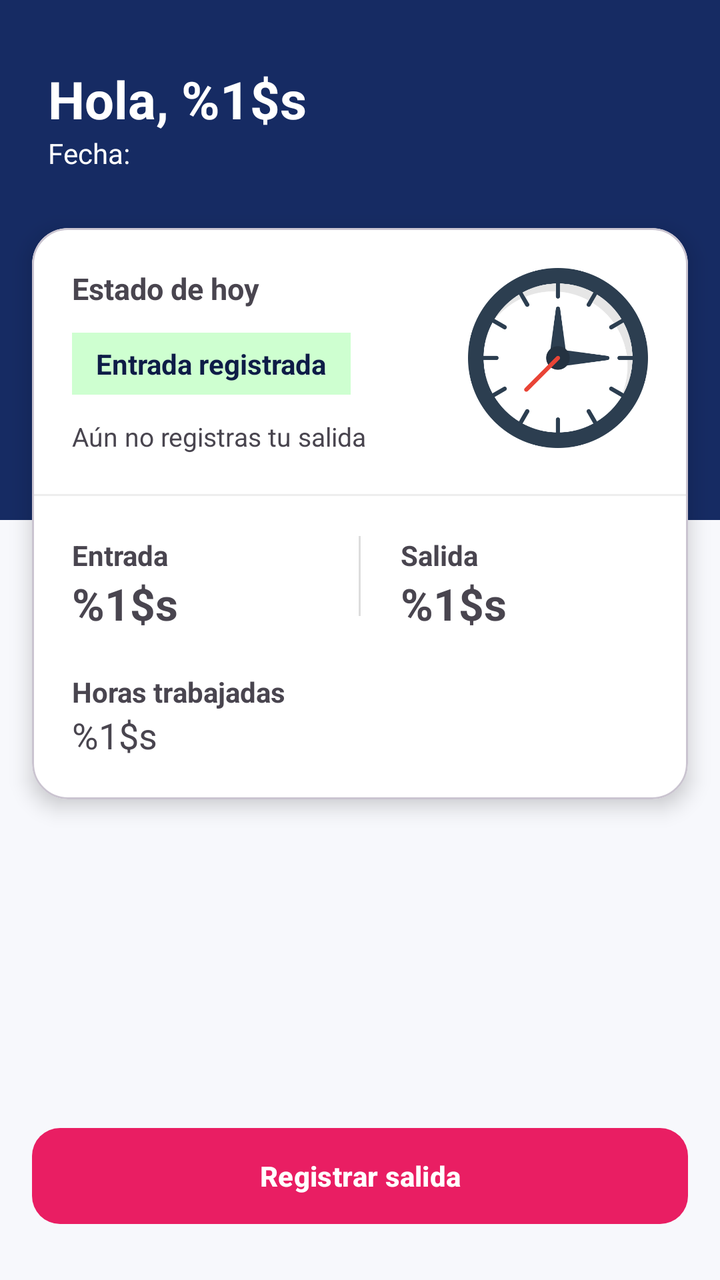
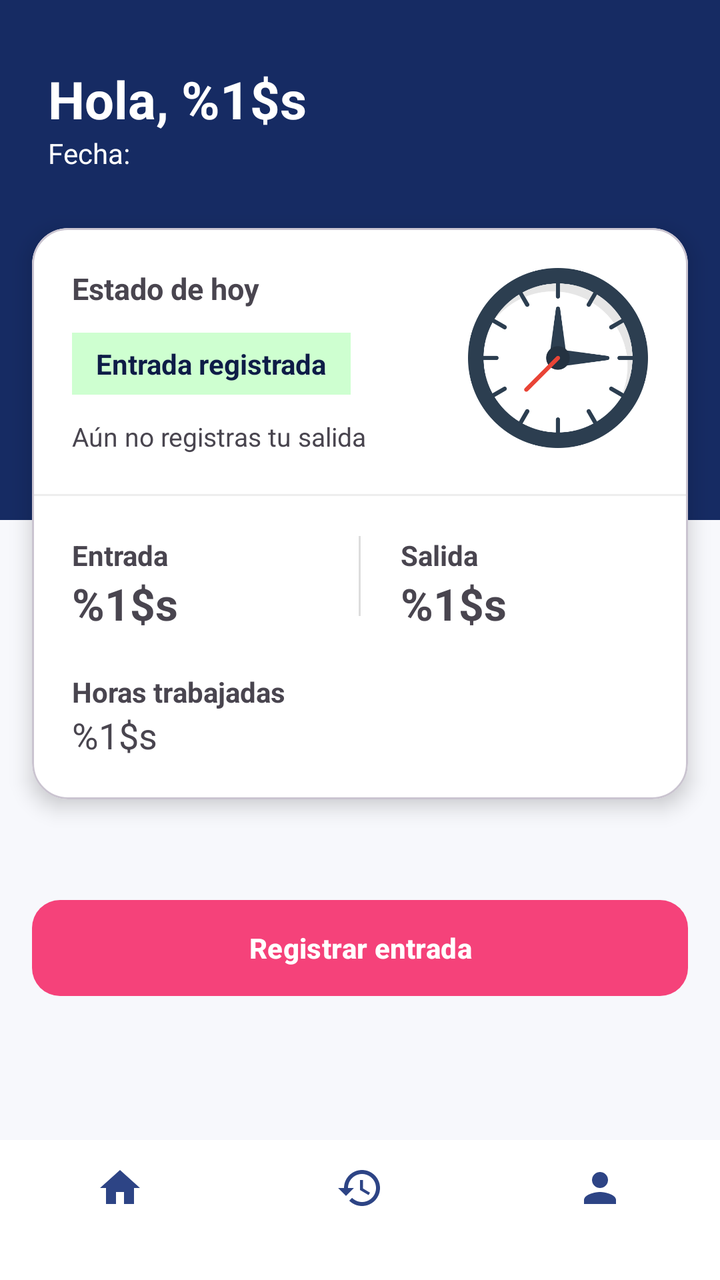

The first picture is an Android layout as it rendered before a commit; the second is the same layout after the commit. The layout source and the unified diff follow.
<!-- AndroidManifest.xml: application theme Theme.MyAttendanceApp -->
<!-- res/layout/activity_dashboard.xml -->
<?xml version="1.0" encoding="utf-8"?>
<androidx.constraintlayout.widget.ConstraintLayout
    xmlns:android="http://schemas.android.com/apk/res/android"
    xmlns:app="http://schemas.android.com/apk/res-auto"
    xmlns:tools="http://schemas.android.com/tools"
    android:id="@+id/main"
    android:layout_width="match_parent"
    android:layout_height="match_parent"
    android:background="@color/background"
    tools:context=".DashboardActivity">

    <View
        android:id="@+id/headerBackground"
        android:layout_width="0dp"
        android:layout_height="260dp"
        android:background="@color/azul"
        app:layout_constraintTop_toTopOf="parent"
        app:layout_constraintStart_toStartOf="parent"
        app:layout_constraintEnd_toEndOf="parent"/>

    

    <TextView
        android:id="@+id/txtSaludo"
        android:layout_width="wrap_content"
        android:layout_height="wrap_content"
        android:layout_marginStart="24dp"
        android:layout_marginTop="32dp"
        android:text="@string/mensaje_bienvenida"
        android:textColor="@android:color/white"
        android:textSize="26sp"
        android:textStyle="bold"
        app:layout_constraintStart_toStartOf="parent"
        app:layout_constraintTop_toTopOf="parent"/>

    

    <TextView
        android:id="@+id/txtFecha"
        android:layout_width="wrap_content"
        android:layout_height="wrap_content"
        android:text="@string/fecha"
        android:textColor="@android:color/white"
        android:textSize="14sp"
        app:layout_constraintStart_toStartOf="@id/txtSaludo"
        app:layout_constraintTop_toBottomOf="@id/txtSaludo"/>


    <com.google.android.material.card.MaterialCardView
        android:id="@+id/cardAsistencia"
        android:layout_width="0dp"
        android:layout_height="wrap_content"
        android:layout_marginHorizontal="16dp"
        android:layout_marginTop="28dp"
        app:cardCornerRadius="18dp"
        app:cardElevation="6dp"
        app:layout_constraintTop_toBottomOf="@id/txtFecha"
        app:layout_constraintStart_toStartOf="parent"
        app:cardBackgroundColor="@color/white"
        app:layout_constraintEnd_toEndOf="parent">

        <LinearLayout
            android:layout_width="match_parent"
            android:layout_height="wrap_content"
            android:orientation="vertical">

            <LinearLayout
                android:layout_width="match_parent"
                android:layout_height="wrap_content"
                android:orientation="horizontal"
                android:padding="20dp">

                <LinearLayout
                    android:layout_width="0dp"
                    android:layout_height="wrap_content"
                    android:layout_weight="1"
                    android:orientation="vertical">

                    <TextView
                        android:layout_width="wrap_content"
                        android:layout_height="wrap_content"
                        android:text="@string/estado_del_dia"
                        android:textStyle="bold"
                        android:textSize="15sp"/>

                    <TextView
                        android:layout_width="wrap_content"
                        android:layout_height="wrap_content"
                        android:layout_marginTop="12dp"
                        android:paddingHorizontal="12dp"
                        android:paddingVertical="6dp"
                        android:background="@color/estado_verde"
                        android:text="@string/asis_registro_entrada"
                        android:textColor="@color/azul_oscuro"
                        android:textStyle="bold"/>

                    <TextView
                        android:layout_width="wrap_content"
                        android:layout_height="wrap_content"
                        android:layout_marginTop="12dp"
                        android:text="@string/asis_sin_registro_salida"
                        android:textSize="13sp"/>

                </LinearLayout>

                <ImageView
                    android:layout_width="90dp"
                    android:layout_height="90dp"
                    android:src="@drawable/img_reloj"/>
            </LinearLayout>

            <View
                android:layout_width="match_parent"
                android:layout_height="1dp"
                android:background="#EEEEEE"/>

            <LinearLayout
                android:layout_width="match_parent"
                android:layout_height="wrap_content"
                android:padding="20dp">

                <LinearLayout
                    android:layout_width="0dp"
                    android:layout_height="wrap_content"
                    android:layout_weight="1"
                    android:orientation="vertical">

                    <TextView
                        android:text="@string/hora_entrada"
                        android:textStyle="bold"
                        android:textSize="14sp"
                        android:layout_width="wrap_content"
                        android:layout_height="wrap_content"/>

                    <TextView
                        android:text="@string/h_hora_entrada"
                        android:textSize="22sp"
                        android:textStyle="bold"
                        android:layout_width="wrap_content"
                        android:layout_height="wrap_content"/>

                </LinearLayout>

                <View
                    android:layout_width="1dp"
                    android:layout_height="40dp"
                    android:background="#DDDDDD"/>

                <LinearLayout
                    android:layout_width="0dp"
                    android:layout_height="wrap_content"
                    android:layout_weight="1"
                    android:paddingStart="20dp"
                    android:orientation="vertical">

                    <TextView
                        android:text="@string/hora_salida"
                        android:textStyle="bold"
                        android:textSize="14sp"
                        android:layout_width="wrap_content"
                        android:layout_height="wrap_content"/>

                    <TextView
                        android:text="@string/h_hora_salida"
                        android:textSize="22sp"
                        android:textStyle="bold"
                        android:layout_width="wrap_content"
                        android:layout_height="wrap_content"/>

                </LinearLayout>

            </LinearLayout>


            <LinearLayout
                android:layout_width="match_parent"
                android:layout_height="wrap_content"
                android:paddingHorizontal="20dp"
                android:paddingBottom="20dp"
                android:orientation="vertical">

                <TextView
                    android:text="@string/horas_trabajadas"
                    android:textStyle="bold"
                    android:textSize="14sp"
                    android:layout_width="wrap_content"
                    android:layout_height="wrap_content"/>

                <TextView
                    android:text="@string/h_horas_trabajadas"
                    android:textSize="18sp"
                    android:layout_width="wrap_content"
                    android:layout_height="wrap_content"/>

            </LinearLayout>

        </LinearLayout>

    </com.google.android.material.card.MaterialCardView>

    <com.google.android.material.button.MaterialButton
        android:id="@+id/btnMarcarSalida"
        android:layout_width="0dp"
        android:layout_height="56dp"
        android:layout_marginHorizontal="16dp"
        android:layout_marginBottom="24dp"
        android:text="@string/btn_salida"
        android:textColor="@android:color/white"
        android:textStyle="bold"
        app:cornerRadius="14dp"
        app:backgroundTint="#E91E63"
        app:layout_constraintBottom_toBottomOf="parent"
        app:layout_constraintStart_toStartOf="parent"
        app:layout_constraintEnd_toEndOf="parent"/>

</androidx.constraintlayout.widget.ConstraintLayout>
<!-- resources referenced by this layout -->
<resources>
  <color name="azul">#162B63</color>
  <color name="azul_oscuro">#0E1C47</color>
  <color name="background">#F7F8FC</color>
  <color name="estado_verde">#9AAFFFB2</color>
  <color name="white">#FFFFFF</color>
  <!-- drawable img_reloj: png bitmap (drawable, 36572 bytes) -->
  <string name="asis_registro_entrada">Entrada registrada</string>
  <string name="asis_sin_registro_salida">Aún no registras tu salida</string>
  <string name="btn_salida">Registrar salida</string>
  <string name="estado_del_dia">Estado de hoy</string>
  <string name="fecha">Fecha:</string>
  <string name="h_hora_entrada">%1$s</string>
  <string name="h_hora_salida">%1$s</string>
  <string name="h_horas_trabajadas">%1$s</string>
  <string name="hora_entrada">Entrada</string>
  <string name="hora_salida">Salida</string>
  <string name="horas_trabajadas">Horas trabajadas</string>
  <string name="mensaje_bienvenida">Hola, %1$s</string>
  <style name="Theme.MyAttendanceApp" parent="Base.Theme.MyAttendanceApp" />
  <style name="Base.Theme.MyAttendanceApp" parent="Theme.Material3.DayNight.NoActionBar">
          
          
      </style>
</resources>

<!-- the commit's change to res/layout/activity_dashboard.xml (unified diff, before → after) -->
@@ -3,11 +3,11 @@
     xmlns:android="http://schemas.android.com/apk/res/android"
     xmlns:app="http://schemas.android.com/apk/res-auto"
     xmlns:tools="http://schemas.android.com/tools"
-    android:id="@+id/main"
+    android:id="@+id/Dashboard"
     android:layout_width="match_parent"
     android:layout_height="match_parent"
     android:background="@color/background"
-    tools:context=".DashboardActivity">
+    tools:context="ui.home.DashboardActivity">
 
     <View
         android:id="@+id/headerBackground"
@@ -203,14 +203,26 @@
         android:layout_width="0dp"
         android:layout_height="56dp"
         android:layout_marginHorizontal="16dp"
-        android:layout_marginBottom="24dp"
-        android:text="@string/btn_salida"
+        android:layout_marginBottom="68dp"
+        android:text="@string/btn_entrada"
         android:textColor="@android:color/white"
         android:textStyle="bold"
+        app:backgroundTint="@color/fucsia"
         app:cornerRadius="14dp"
-        app:backgroundTint="#E91E63"
+        app:layout_constraintBottom_toTopOf="@+id/bottomNavigation"
+        app:layout_constraintEnd_toEndOf="parent"
+        app:layout_constraintStart_toStartOf="parent" />
+
+    <com.google.android.material.bottomnavigation.BottomNavigationView
+        android:id="@+id/bottomNavigation"
+        android:layout_width="0dp"
+        android:layout_height="70dp"
+        android:background="@color/white"
+        app:itemIconTint="@color/azul_claro"
+        app:itemTextColor="@color/fucsia"
+        app:menu="@menu/menu_bottom_nav"
         app:layout_constraintBottom_toBottomOf="parent"
         app:layout_constraintStart_toStartOf="parent"
-        app:layout_constraintEnd_toEndOf="parent"/>
+        app:layout_constraintEnd_toEndOf="parent" />
 
 </androidx.constraintlayout.widget.ConstraintLayout>
<!-- resource entries referenced after the edit -->
@@ -1,14 +1,16 @@
 <!-- resources referenced by this layout -->
 <resources>
   <color name="azul">#162B63</color>
+  <color name="azul_claro">#2D4485</color>
   <color name="azul_oscuro">#0E1C47</color>
   <color name="background">#F7F8FC</color>
   <color name="estado_verde">#9AAFFFB2</color>
+  <color name="fucsia">#F5427A</color>
   <color name="white">#FFFFFF</color>
   <!-- drawable img_reloj: png bitmap (drawable, 36572 bytes) -->
   <string name="asis_registro_entrada">Entrada registrada</string>
   <string name="asis_sin_registro_salida">Aún no registras tu salida</string>
-  <string name="btn_salida">Registrar salida</string>
+  <string name="btn_entrada">Registrar entrada</string>
   <string name="estado_del_dia">Estado de hoy</string>
   <string name="fecha">Fecha:</string>
   <string name="h_hora_entrada">%1$s</string>
